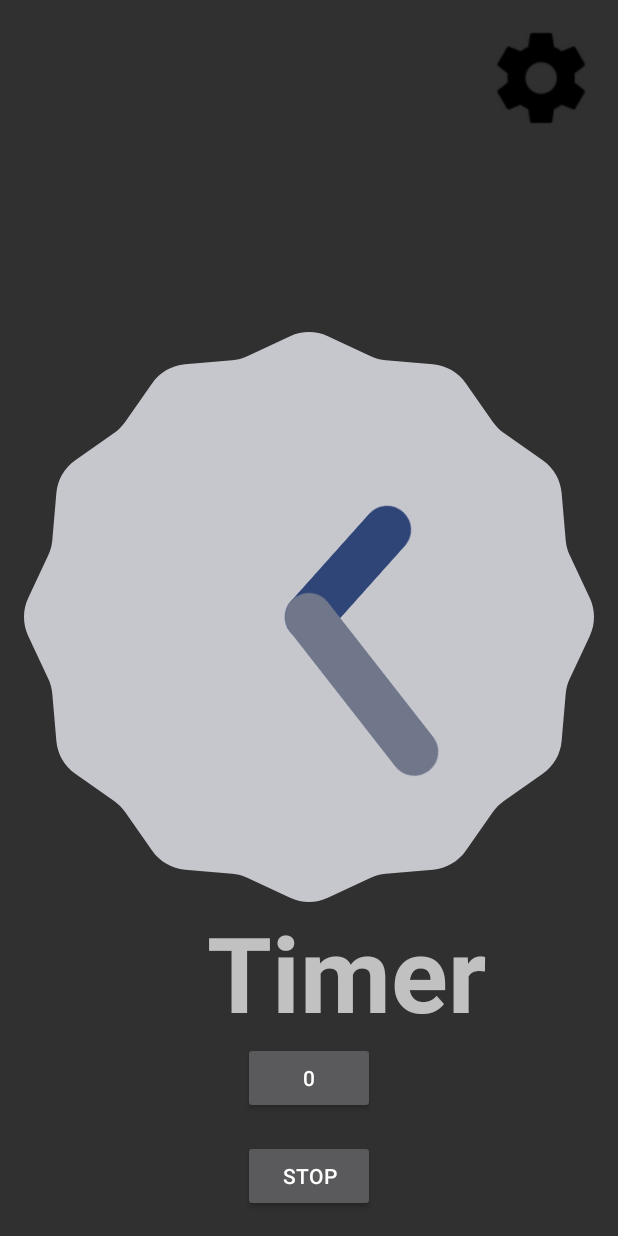
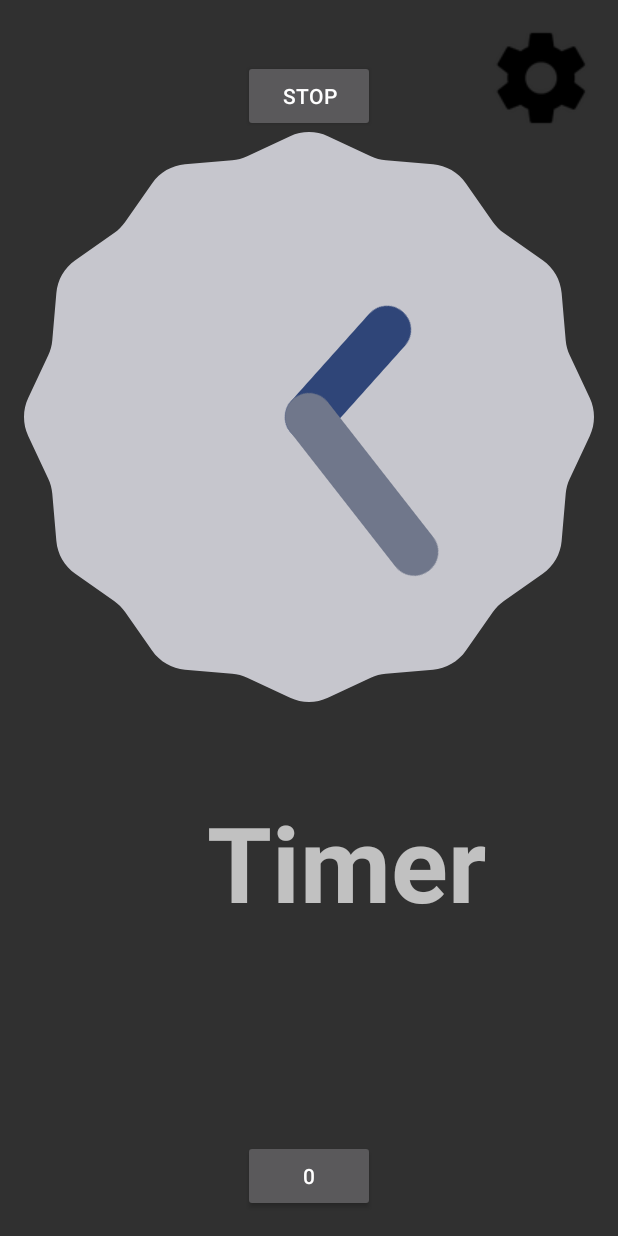
Before and after one commit to kazuooooo/NidoneAlarm, an Android app: the screen it shows after launch (AlarmHome), on a phone screen of 412 x 824 dp. Run offline under Robolectric (Android 15) with nearby library versions, the phone set to English and light mode, and no system bars.

Commit message:
timer display fix

```diff
--- a/MyNidoneAlarm/app/src/main/java/com/example/matsumotokazuya/mynidonealarm/AlarmHome.java
+++ b/MyNidoneAlarm/app/src/main/java/com/example/matsumotokazuya/mynidonealarm/AlarmHome.java
@@ -53,7 +53,7 @@ public class AlarmHome extends AppCompatActivity {
         mSoundPool = new SoundPool(1, AudioManager.STREAM_MUSIC,0);
         mSoundId = mSoundPool.load(getApplicationContext(),R.raw.se_maoudamashii_chime14,0);
         LogUtil.LogString("OnCreateCall");
-        AlarmTest();
+        //AlarmTest();
     }
 
     @Override
@@ -112,26 +112,36 @@ public class AlarmHome extends AppCompatActivity {
 
         //タイマースケジュールを設定
         this.mainTimer.schedule(mainTimerTask, 1000, 1000);
-        LogUtil.LogString("Calllllllll");
-        //SetAlarms();
+
     }
 
     public class MainTimerTask extends TimerTask {
         @Override
         public void run() {
             //ここに定周期で実行したい処理を記述します
-            mHandler.post( new Runnable() {
+            mHandler.post(new Runnable() {
                 public void run() {
 
                     //1秒引く
                     seconds -= 1;
                     //秒を分に変換
-                    int currentMinute = (int)seconds/60;
-                    int currentSeconds = seconds - 60*currentMinute;
+                    int currentMinute = (int) seconds / 60;
+                    int currentSeconds = seconds - 60 * currentMinute;
+                    String minuteString = String.valueOf(currentMinute);
+                    String secondString = String.valueOf(currentSeconds);
+                    if (currentMinute < 10) {
+                        minuteString = "0" + minuteString;
+                    }
+                    if (currentSeconds < 10) {
+                        secondString = "0" + secondString;
+                    }
                     //画面にカウントを表示
-                    countText.setText(String.valueOf(currentMinute)+":"+String.valueOf(currentSeconds));
-                    if(minutes == 0){
-                        countText.setText("End");
+                    countText.setText(minuteString + ":" + secondString);
+                    if (seconds == 0) {
+                        //即アラーム発生
+                        Calendar cal = Calendar.getInstance();
+                        SetAlarmByDate(cal);
+                        mainTimer.cancel();
                     }
                 }
             });
@@ -163,28 +173,30 @@ public class AlarmHome extends AppCompatActivity {
 
     public void AlarmTest(){
         //時間をセット
-        Calendar calendar = Calendar.getInstance();
-        //Calendarを使って現在の時間をミリ秒で取得
-        calendar.setTimeInMillis(System.currentTimeMillis());
-        //5秒後に設定
-        calendar.add(Calendar.SECOND,5);
-
-        Intent intent = new Intent(getApplicationContext(),AlarmBroadcastReceiver.class);
-        PendingIntent pending = PendingIntent.getBroadcast(getApplicationContext(),0,intent,0);
-
-        //アラームをセットする
-        AlarmManager am = (AlarmManager)getSystemService(ALARM_SERVICE);
-        am.set(AlarmManager.RTC,calendar.getTimeInMillis(),pending);
-        LogUtil.LogString("calendar cont"+calendar.toString());
-        LogUtil.LogString("set alarm"+CalendarUtil.GetCalendarInfo(calendar));
-
-        Toast.makeText(getApplicationContext(),"SetAlarm",Toast.LENGTH_LONG).show();
-        LogUtil.LogString("END Alarm TEST");
+//        Calendar calendar = Calendar.getInstance();
+//        //Calendarを使って現在の時間をミリ秒で取得
+//        calendar.setTimeInMillis(System.currentTimeMillis());
+//        //5秒後に設定
+//        calendar.add(Calendar.SECOND,5);
+//
+//        Intent intent = new Intent(getApplicationContext(),AlarmBroadcastReceiver.class);
+//        PendingIntent pending = PendingIntent.getBroadcast(getApplicationContext(),0,intent,0);
+//
+//        //アラームをセットする
+//        AlarmManager am = (AlarmManager)getSystemService(ALARM_SERVICE);
+//        am.set(AlarmManager.RTC,calendar.getTimeInMillis(),pending);
+//        LogUtil.LogString("calendar cont"+calendar.toString());
+//        LogUtil.LogString("set alarm"+CalendarUtil.GetCalendarInfo(calendar));
+//
+//        Toast.makeText(getApplicationContext(),"SetAlarm",Toast.LENGTH_LONG).show();
+//        LogUtil.LogString("END Alarm TEST");
     }
 
     private void SetAlarmByDate(Calendar settingCal){
         //時間をセット
         Calendar calendar = settingCal;
+        //1秒ずらす
+        calendar.add(Calendar.SECOND,1);
 
         Intent intent = new Intent(getApplicationContext(),AlarmBroadcastReceiver.class);
         PendingIntent pending = PendingIntent.getBroadcast(getApplicationContext(),0,intent,0);
@@ -192,6 +204,7 @@ public class AlarmHome extends AppCompatActivity {
         //アラームをセットする
         AlarmManager am = (AlarmManager)getSystemService(ALARM_SERVICE);
         am.set(AlarmManager.RTC, calendar.getTimeInMillis(), pending);
+        LogUtil.LogString(("current time"+CalendarUtil.GetCalendarInfo(Calendar.getInstance())));
         LogUtil.LogString("set alarm" + CalendarUtil.GetCalendarInfo(calendar));
         Toast.makeText(getApplicationContext(),"SetAlarm",Toast.LENGTH_LONG).show();
     }
--- a/MyNidoneAlarm/app/src/main/res/layout/activity_alarm_home.xml
+++ b/MyNidoneAlarm/app/src/main/res/layout/activity_alarm_home.xml
@@ -23,25 +23,25 @@
         android:id="@+id/timer"
         android:textSize="70sp"
         android:textStyle="bold"
-        android:layout_above="@+id/TestButton"
+        android:layout_below="@+id/analogClock"
         android:layout_toLeftOf="@+id/imageButton"
-        android:layout_toStartOf="@+id/imageButton" />
+        android:layout_toStartOf="@+id/imageButton"
+        android:layout_marginTop="60dp" />
 
     <Button
         android:layout_width="wrap_content"
         android:layout_height="wrap_content"
         android:text="@string/timerbuttontext"
         android:id="@+id/TestButton"
+        android:onClick="OnStartTimer"
         android:layout_alignParentBottom="true"
-        android:layout_centerHorizontal="true"
-        android:layout_marginBottom="65dp"
-        android:onClick="OnStartTimer" />
+        android:layout_centerHorizontal="true" />
 
     <AnalogClock
         android:layout_width="wrap_content"
         android:layout_height="wrap_content"
         android:id="@+id/analogClock"
-        android:layout_above="@+id/timer"
+        android:layout_below="@+id/stopButton"
         android:layout_centerHorizontal="true" />
 
     <Button
@@ -50,7 +50,7 @@
         android:text="Stop"
         android:id="@+id/stopButton"
         android:onClick="onPushStopButton"
-        android:layout_alignParentBottom="true"
+        android:layout_alignBottom="@+id/imageButton"
         android:layout_alignLeft="@+id/TestButton"
         android:layout_alignStart="@+id/TestButton" />
 
```
